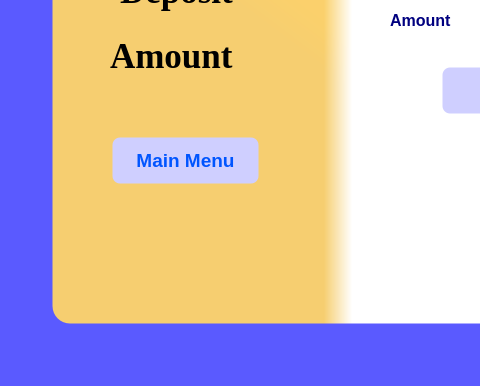
Old version of the form deposit.ui in the repository iamroHit12/BankMangement; both pictures show x 0 to 480 and y 215 to 601 of the 801 by 601 pixel window.
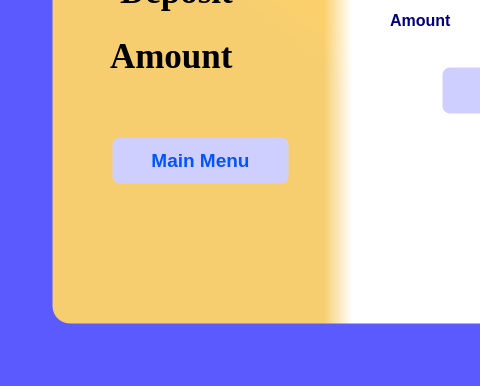
New version of the form.

```diff
--- a/deposit.ui
+++ b/deposit.ui
@@ -141,7 +141,7 @@
       <rect>
        <x>60</x>
        <y>310</y>
-       <width>151</width>
+       <width>181</width>
        <height>51</height>
       </rect>
      </property>
```
Left out of the diff: 2 changed lines with no effect on the pictures.
